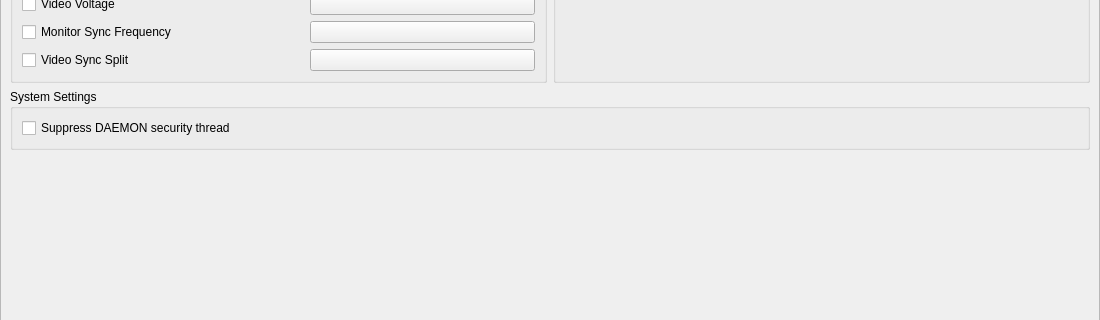
The window that pcsx2-qt/Settings/JVSControlsWidget.ui (PS2Homebrew-arcade/pcsx2x6) describes before a commit, drawn with Qt 5; both pictures show x 0 to 1100 and y 207 to 527 of the 1100 by 620 pixel window.
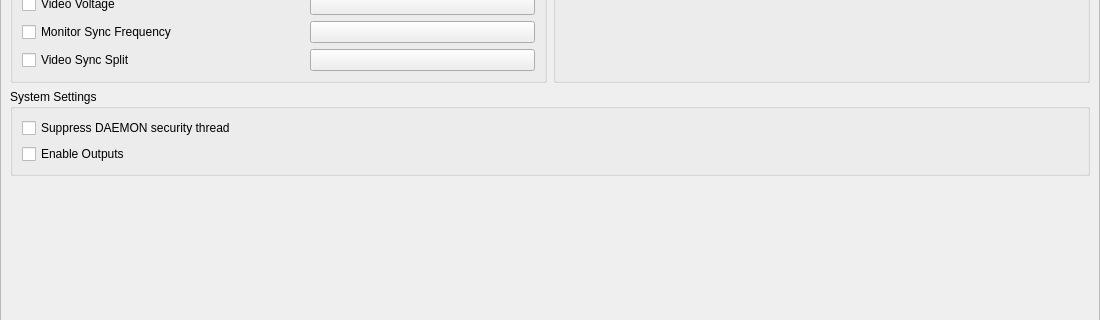
The same window after the commit. Icons and pictures are not drawn. Custom widgets are drawn as their Qt base class.

Commit message: feature: added UI toggle for Outputs, also added support for all versions of Cobra

The edit to the form file:
```diff
--- a/pcsx2-qt/Settings/JVSControlsWidget.ui
+++ b/pcsx2-qt/Settings/JVSControlsWidget.ui
@@ -227,6 +227,16 @@
                     <property name="toolTip"><string>Avoids dongle I/O errors by suppressing the DAEMON driver security dongle check routine</string></property>
                    </widget>
                   </item>
+				    <item row="1" column="0" colspan="2">
+					    <widget class="QCheckBox" name="outputsEnable">
+						    <property name="text">
+							    <string>Enable Outputs</string>
+						    </property>
+						    <property name="toolTip">
+							    <string>Enable Outputs, currently only Lightgun recoil outputs are supported using Mamehooker-compatible messaging</string>
+						    </property>
+					    </widget>
+				    </item>
                  </layout>
                 </widget>
                </item>
```
Lines whose indentation alone changed are shown as unchanged. The commit also changes 3 other files.
